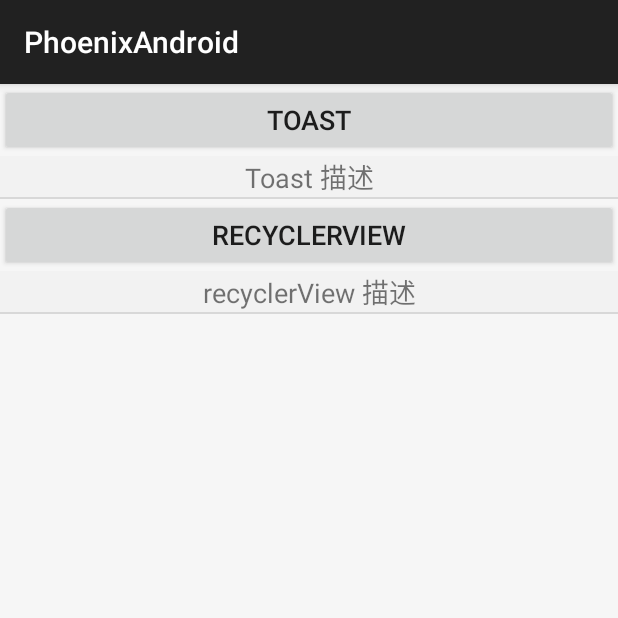
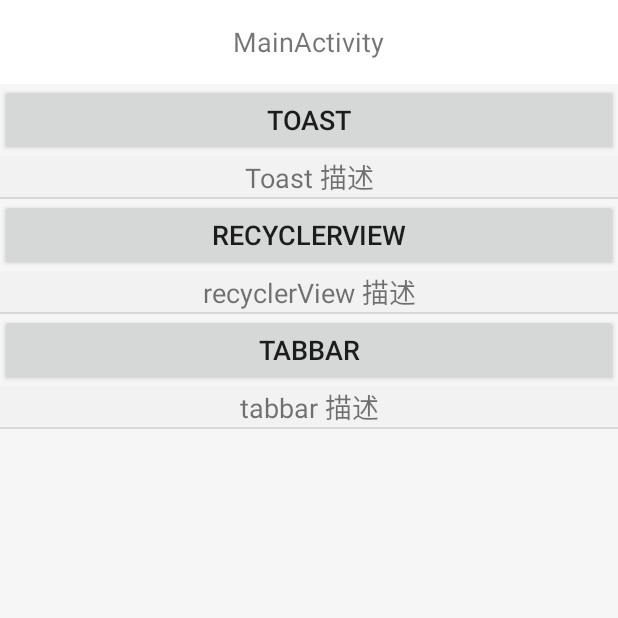
Before and after one commit to sharephoenix/project_android, an Android app: the screen it shows after launch (MainActivity), on a phone screen of 412 x 824 dp, the top half of it. Run offline under Robolectric (Android 15) with nearby library versions, the phone set to English and light mode, and no system bars.

```diff
--- /dev/null
+++ b/PhoenixAndroid/app/src/main/java/com/example/phoenixandroid/BaseActivity.java
@@ -0,0 +1,44 @@
+package com.example.phoenixandroid;
+
+import android.os.Build;
+import android.support.v7.app.ActionBar;
+import android.support.v7.app.AppCompatActivity;
+import android.os.Bundle;
+import android.support.v7.widget.Toolbar;
+import android.view.View;
+import android.widget.TextView;
+
+public class BaseActivity extends AppCompatActivity {
+
+    private TextView titleView;
+
+    @Override
+    protected void onCreate(Bundle savedInstanceState) {
+        super.onCreate(savedInstanceState);
+        ActionBar actionBar = getSupportActionBar();
+        if (actionBar != null) {
+            actionBar.setDisplayHomeAsUpEnabled(false);
+            actionBar.setDisplayShowTitleEnabled(false);
+            actionBar.setDisplayShowHomeEnabled(false);
+            actionBar.setDisplayShowCustomEnabled(true);
+
+            if (Build.VERSION.SDK_INT >= 21) {
+                actionBar.setElevation(0);
+            }
+            View customView = getLayoutInflater().inflate(R.layout.custom_action_bar, null);
+            actionBar.setDisplayShowHomeEnabled(false);
+            actionBar.setDisplayShowCustomEnabled(true);
+            actionBar.setDisplayShowTitleEnabled(false);
+            actionBar.setCustomView(customView);
+            Toolbar parent =(Toolbar) customView.getParent();
+            parent.setPadding(0,0,0,0);//for tab otherwise give space in tab
+            parent.setContentInsetsAbsolute(0,0);
+
+            titleView = customView.findViewById(R.id.title_nav);
+        }
+    }
+
+    public void setNavTitle(String title) {
+        titleView.setText(title);
+    }
+}
--- a/PhoenixAndroid/app/src/main/java/com/example/phoenixandroid/MainActivity.java
+++ b/PhoenixAndroid/app/src/main/java/com/example/phoenixandroid/MainActivity.java
@@ -23,7 +23,7 @@ import com.example.phoenixandroid.mainList.MainCell;
 import java.util.ArrayList;
 import java.util.List;
 
-public class MainActivity extends AppCompatActivity {
+public class MainActivity extends BaseActivity {
 
     ListView mainListView;
 
@@ -33,6 +33,9 @@ public class MainActivity extends AppCompatActivity {
     protected void onCreate(Bundle savedInstanceState) {
         super.onCreate(savedInstanceState);
         setContentView(R.layout.activity_main);
+
+        setNavTitle("MainActivity");
+
         /// 初始化界面控件
         mainListView = (ListView) findViewById(R.id.mainListView);
         this.list = new ArrayList<EventBean>();
@@ -49,6 +52,12 @@ public class MainActivity extends AppCompatActivity {
         recycler.setName("recyclerView");
         recycler.setDes("recyclerView 描述");
         this.list.add(recycler);
+
+        EventBean tabbar = new EventBean();
+        tabbar.setId("tabbar");
+        tabbar.setName("tabbar");
+        tabbar.setDes("tabbar 描述");
+        this.list.add(tabbar);
 
         /// 添加相关事件
 
@@ -129,5 +138,9 @@ public class MainActivity extends AppCompatActivity {
             Intent intent = new Intent(MainActivity.this, RecyclerActivity.class);
             MainActivity.this.startActivity(intent);
         }
+        if (id == "tabbar") {
+            Intent intent = new Intent(MainActivity.this, MainTabActivity.class);
+            MainActivity.this.startActivity(intent);
+        }
     }
 }
--- a/PhoenixAndroid/app/src/main/java/com/example/phoenixandroid/ToastActivity.java
+++ b/PhoenixAndroid/app/src/main/java/com/example/phoenixandroid/ToastActivity.java
@@ -10,7 +10,7 @@ import android.widget.Toast;
 import com.example.phoenixandroid.bean.ToastBean;
 import com.example.phoenixandroid.views.NewToast;
 
-public class ToastActivity extends AppCompatActivity {
+public class ToastActivity extends BaseActivity {
 
     @Override
     protected void onCreate(Bundle savedInstanceState) {
@@ -24,6 +24,8 @@ public class ToastActivity extends AppCompatActivity {
                 ToastMessage("title", "content");
             }
         });
+
+        setNavTitle("Toast");
     }
 
     private void ToastMessage(String titles, String messages) {
--- a/PhoenixAndroid/app/src/main/res/layout/custom_action_bar.xml
+++ b/PhoenixAndroid/app/src/main/res/layout/custom_action_bar.xml
@@ -25,6 +25,7 @@
             android:layout_centerHorizontal="true"
             android:layout_centerVertical="true">
             <TextView
+                android:id="@+id/title_nav"
                 android:layout_width="wrap_content"
                 android:layout_height="wrap_content"
                 android:textSize="18dp"
--- a/PhoenixAndroid/app/src/main/res/values/colors.xml
+++ b/PhoenixAndroid/app/src/main/res/values/colors.xml
@@ -3,4 +3,5 @@
     <color name="colorPrimary">#008577</color>
     <color name="colorPrimaryDark">#00574B</color>
     <color name="colorAccent">#D81B60</color>
+    <color name="tab_unselect">#f0f0f0</color>
 </resources>
--- a/PhoenixAndroid/app/src/main/res/values/strings.xml
+++ b/PhoenixAndroid/app/src/main/res/values/strings.xml
@@ -1,3 +1,7 @@
 <resources>
     <string name="app_name">PhoenixAndroid</string>
+
+    <!-- TODO: Remove or change this placeholder text -->
+    <string name="hello_blank_fragment">Hello blank fragment</string>
+    <string name="press_again_exit">press_again_exit</string>
 </resources>
```
Also changed, not shown: PhoenixAndroid/app/build.gradle (+10 -0 lines), PhoenixAndroid/app/src/main/AndroidManifest.xml (+5 -2 lines), PhoenixAndroid/app/src/main/java/com/example/phoenixandroid/MainTabActivity.java (added, +15 -0 lines), PhoenixAndroid/app/src/main/res/layout/activity_main_tab.xml (added, +17 -0 lines), PhoenixAndroid/app/src/main/res/values/attrs_bottom_bar.xml (added, +8 -0 lines).
